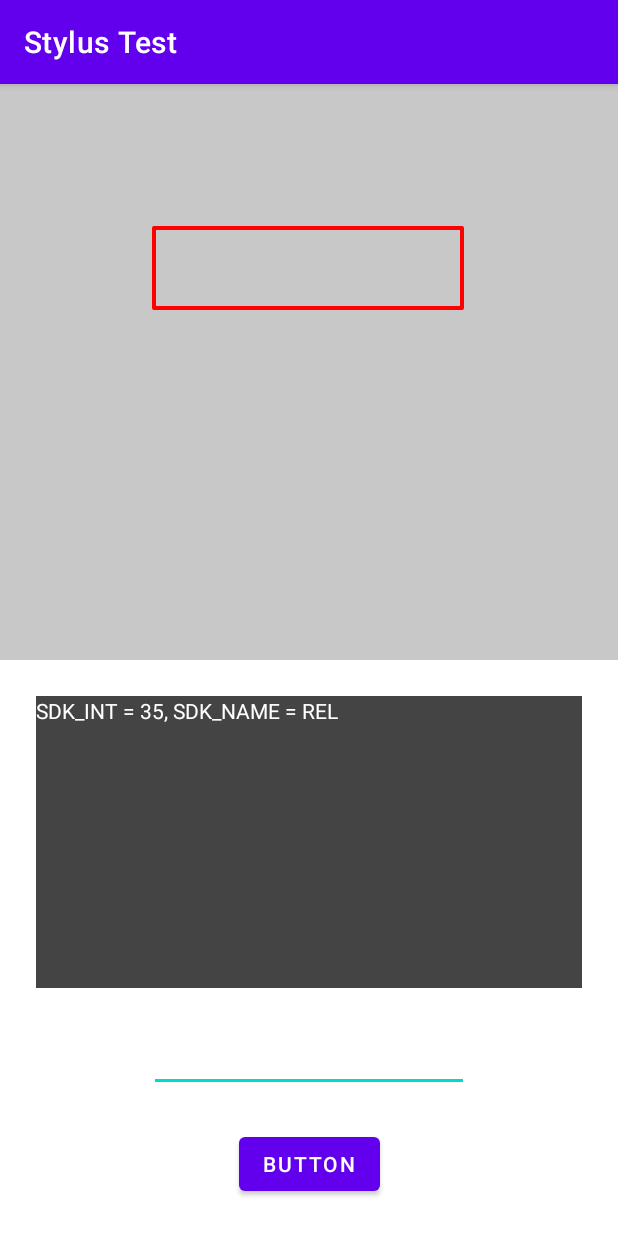
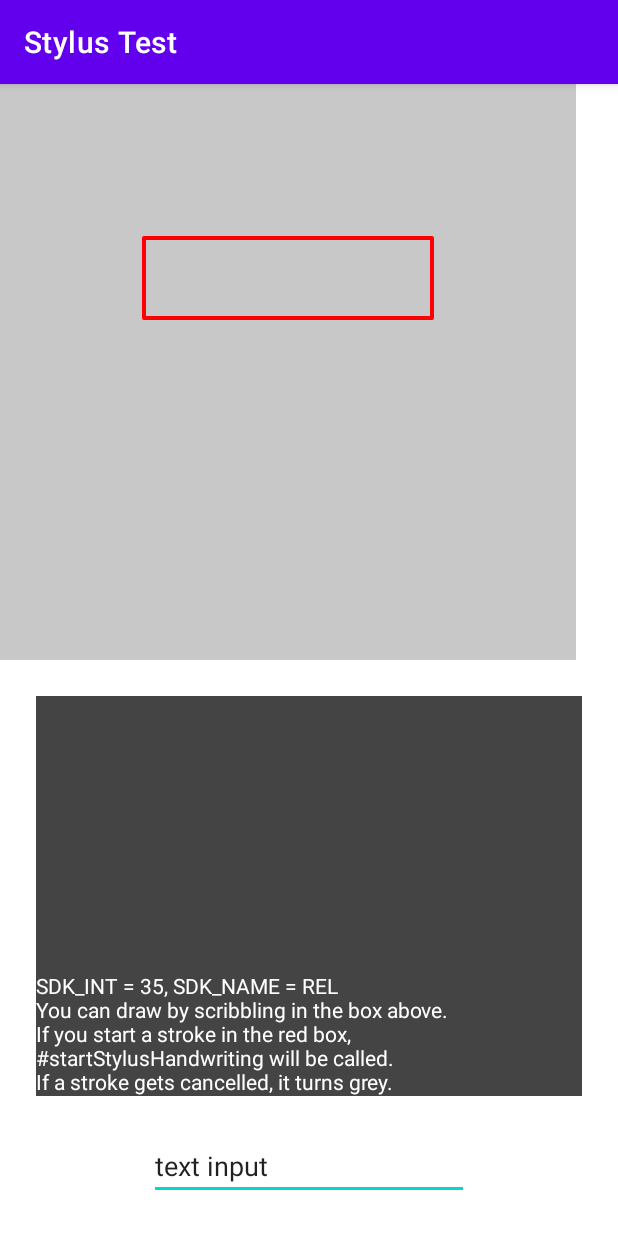
Before and after one commit to PEConn/StylusTest, an Android app: the screen it shows after launch (MainActivity), on a phone screen of 412 x 824 dp. Run offline under Robolectric (Android 15) with nearby library versions, the phone set to English and light mode, and no system bars.

Commit message:
Tidied the code up a bit.

```diff
--- a/app/src/main/java/dev/conn/stylustest/DrawView.java
+++ b/app/src/main/java/dev/conn/stylustest/DrawView.java
@@ -5,8 +5,8 @@
 import android.graphics.Canvas;
 import android.graphics.Color;
 import android.graphics.Paint;
-import android.graphics.Path;
 import android.graphics.Rect;
+import android.graphics.RectF;
 import android.util.AttributeSet;
 import android.util.Log;
 import android.view.MotionEvent;
@@ -27,14 +27,16 @@
     private final ArrayList<Stroke> paths = new ArrayList<>();
     private Bitmap mBitmap;
     private Canvas mCanvas;
+    private OngoingStroke mOngoingStroke;
+
 
     private final Paint mBitmapPaint = new Paint(Paint.DITHER_FLAG);
     private Logger mLogger;
 
-    private Box mTextBoxBounds;
-    private OngoingStroke mOngoingStroke;
+    private TextBox mTextBox;
 
-    // Constructors to initialise all the attributes
+    private DrawViewInputConnection mInputConnection;
+
     public DrawView(Context context) {
         this(context, null);
     }
@@ -46,8 +48,6 @@
 
         mPaint = new Paint();
 
-        // the below methods smoothens
-        // the drawings of the user
         mPaint.setAntiAlias(true);
         mPaint.setDither(true);
         mPaint.setColor(Color.GREEN);
@@ -55,19 +55,22 @@
         mPaint.setStrokeJoin(Paint.Join.ROUND);
         mPaint.setStrokeCap(Paint.Cap.ROUND);
 
-        // 0xff=255 in decimal
+        mPaint.setTextSize(60.0f);
+
         mPaint.setAlpha(0xff);
     }
 
-    public void init(int height, int width) {
+    public void init(int height, int width, Logger logger) {
+        mLogger = logger;
+        mInputConnection = new DrawViewInputConnection(this, mLogger, this::invalidate);
         mBitmap = Bitmap.createBitmap(width, height, Bitmap.Config.ARGB_8888);
         mCanvas = new Canvas(mBitmap);
 
         int quarterWidth = width / 4;
         int quarterHeight = height / 4;
-        mTextBoxBounds = new Box(quarterWidth, quarterHeight,
+        mTextBox = new TextBox(quarterWidth, quarterHeight,
                 quarterWidth * 3, quarterHeight + 80);
-        paths.add(new Stroke(Color.RED, 4, mTextBoxBounds.getOutline()));
+        paths.add(new Stroke(Color.RED, 4, mTextBox.getOutline()));
     }
 
     @Override
@@ -76,6 +79,9 @@
 
         int backgroundColor = Color.rgb(200, 200, 200);
         mCanvas.drawColor(backgroundColor);
+
+        RectF textPos = mTextBox.toRectF();
+        mCanvas.drawText(mInputConnection.getText(), textPos.left + 10, textPos.bottom - 15, mPaint);
 
         for (Stroke fp : paths) {
             mPaint.setColor(fp.color);
@@ -87,7 +93,7 @@
     }
 
     private void touchStart(float x, float y) {
-        if (mTextBoxBounds.contains((int) x, (int) y)) {
+        if (mTextBox.contains((int) x, (int) y)) {
             mOngoingStroke = new OngoingHandwritingStroke(x, y, this::triggerHandwriting);
         } else {
             mOngoingStroke = new OngoingStroke(x, y);
@@ -99,14 +105,14 @@
     private void triggerHandwriting() {
         InputMethodManager manager = getContext().getSystemService(InputMethodManager.class);
 
-        mLogger.log("Triggering handwriting");
+        mLogger.log("Triggering handwriting, setting editor bounds to " + mTextBox.toRectF().toShortString());
 
         requestFocus();
         manager.startStylusHandwriting(this);
 
         CursorAnchorInfo info = new CursorAnchorInfo.Builder()
                 .setEditorBoundsInfo(new EditorBoundsInfo.Builder()
-                        .setHandwritingBounds(mTextBoxBounds.toRectF())
+                        .setHandwritingBounds(mTextBox.toRectF())
                         .build()
                 )
                 .build();
@@ -155,7 +161,7 @@
     public InputConnection onCreateInputConnection(EditorInfo outAttrs) {
         mLogger.log("onCreateInputConnection");
 
-        return new DrawViewInputConnection(this, mLogger);
+        return mInputConnection;
     }
 
     @Override
@@ -176,8 +182,4 @@
         Log.d("Peter", "onWindowFocusChanged(" + hasWindowFocus + ")");
         super.onWindowFocusChanged(hasWindowFocus);
     }
-
-    public void setLogger(Logger logger) {
-        mLogger = logger;
-    }
 }
--- a/app/src/main/java/dev/conn/stylustest/DrawViewInputConnection.java
+++ b/app/src/main/java/dev/conn/stylustest/DrawViewInputConnection.java
@@ -4,22 +4,28 @@
 import android.view.inputmethod.BaseInputConnection;
 import dev.conn.stylustest.MainActivity.Logger;
 
+/** An input connection that logs the text that gets committed. */
 public class DrawViewInputConnection extends BaseInputConnection {
     private final Logger mLogger;
+    private String mText = "";
+    private final Runnable mInvalidate;
 
-    public DrawViewInputConnection(View targetView, Logger logger) {
-        this(targetView, false, logger);
+    public DrawViewInputConnection(View targetView, Logger logger, Runnable invalidate) {
+        super(targetView, false);
+        mLogger = logger;
+        mInvalidate = invalidate;
     }
 
-    public DrawViewInputConnection(View targetView, boolean fullEditor,
-            Logger logger) {
-        super(targetView, fullEditor);
-        mLogger = logger;
+    public String getText() {
+        return mText;
     }
 
     @Override
     public boolean commitText(CharSequence text, int newCursorPosition) {
         mLogger.log("commitText(" + text + ")");
+        mText += text;
+
+        mInvalidate.run();
 
         return super.commitText(text, newCursorPosition);
     }
--- a/app/src/main/java/dev/conn/stylustest/MainActivity.java
+++ b/app/src/main/java/dev/conn/stylustest/MainActivity.java
@@ -13,29 +13,28 @@
 import android.os.Bundle;
 
 public class MainActivity extends AppCompatActivity {
-
     public interface Logger {
         void log(String line);
     }
 
     @Override
     protected void onCreate(Bundle savedInstanceState) {
-        Log.d("Peter", "onCreate");
         super.onCreate(savedInstanceState);
         setContentView(R.layout.activity_main);
 
         TextView logView = findViewById(R.id.logView);
         logView.setMovementMethod(new ScrollingMovementMethod());
-        boolean isOnT = VERSION.SDK_INT > 33 ||
-                VERSION.SDK_INT == 32 && VERSION.CODENAME.toLowerCase().equals("tiramisu");
-        logView.setText("SDK_INT = " + VERSION.SDK_INT + ", SDK_NAME = " + VERSION.CODENAME);
         Logger logger = line -> {
             Log.d("Peter", line);
             logView.append('\n' + line);
         };
 
-        EditText editText = findViewById(R.id.editText);
-        Button button = findViewById(R.id.button);
+        boolean isOnT = VERSION.SDK_INT > 33 ||
+                VERSION.SDK_INT == 32 && VERSION.CODENAME.toLowerCase().equals("tiramisu");
+        logger.log("SDK_INT = " + VERSION.SDK_INT + ", SDK_NAME = " + VERSION.CODENAME);
+        logger.log("You can draw by scribbling in the box above.");
+        logger.log("If you start a stroke in the red box, #startStylusHandwriting will be called.");
+        logger.log("If a stroke gets cancelled, it turns grey.");
 
         DrawView drawView = findViewById(R.id.drawView);
         drawView.getViewTreeObserver()
@@ -43,23 +42,8 @@
             @Override
             public void onGlobalLayout() {
                 drawView.getViewTreeObserver().removeOnGlobalLayoutListener(this);
-                int width = drawView.getMeasuredWidth();
-                int height = drawView.getMeasuredHeight();
-                drawView.init(height, width);
+                drawView.init(drawView.getMeasuredWidth(), drawView.getMeasuredHeight(), logger);
             }
         });
-
-        drawView.setLogger(logger);
-
-        if (isOnT) {
-            // editText.setAutoHandwritingEnabled(false);
-            button.setOnClickListener(view -> {
-                InputMethodManager manager = (InputMethodManager)
-                        view.getContext().getSystemService(INPUT_METHOD_SERVICE);
-
-                editText.requestFocus();
-                manager.startStylusHandwriting(editText);
-            });
-        }
     }
 }
--- a/app/src/main/java/dev/conn/stylustest/OngoingHandwritingStroke.java
+++ b/app/src/main/java/dev/conn/stylustest/OngoingHandwritingStroke.java
@@ -6,7 +6,7 @@
 
     public OngoingHandwritingStroke(float x, float y, Runnable startHandwriting) {
         super(x, y);
-        this.mStartHandwriting = startHandwriting;
+        mStartHandwriting = startHandwriting;
     }
 
     @Override
--- a/app/src/main/java/dev/conn/stylustest/Box.java
+++ b/app/src/main/java/dev/conn/stylustest/TextBox.java
@@ -4,10 +4,10 @@
 import android.graphics.Rect;
 import android.graphics.RectF;
 
-public class Box {
+public class TextBox {
     private final Rect mBounds;
 
-    public Box(int left, int top, int right, int bottom) {
+    public TextBox(int left, int top, int right, int bottom) {
         mBounds = new Rect(left, top, right, bottom);
     }
 
--- a/app/src/main/res/layout/activity_main.xml
+++ b/app/src/main/res/layout/activity_main.xml
@@ -6,24 +6,15 @@
     android:layout_height="match_parent"
     tools:context=".MainActivity">
 
-  <Button
-      android:id="@+id/button"
-      android:layout_width="wrap_content"
-      android:layout_height="wrap_content"
-      android:layout_marginBottom="24dp"
-      android:text="Button"
-      app:layout_constraintBottom_toBottomOf="parent"
-      app:layout_constraintEnd_toEndOf="parent"
-      app:layout_constraintStart_toStartOf="parent" />
-
   <EditText
       android:id="@+id/editText"
       android:layout_width="wrap_content"
       android:layout_height="wrap_content"
-      android:layout_marginBottom="24dp"
       android:ems="10"
       android:inputType="textPersonName"
-      app:layout_constraintBottom_toTopOf="@+id/button"
+      android:layout_margin="24dp"
+      android:text="text input"
+      app:layout_constraintBottom_toBottomOf="parent"
       app:layout_constraintEnd_toEndOf="parent"
       app:layout_constraintStart_toStartOf="parent" />
 
@@ -34,6 +25,7 @@
       android:layout_margin="24dp"
       android:background="#444444"
       android:scrollbars="vertical"
+      android:gravity="bottom"
       android:textColor="@color/white"
       app:layout_constraintBottom_toTopOf="@+id/editText"
       app:layout_constraintLeft_toLeftOf="parent"
```
Also changed, not shown: app/src/main/java/dev/conn/stylustest/Stroke.java (+1 -8 lines).
